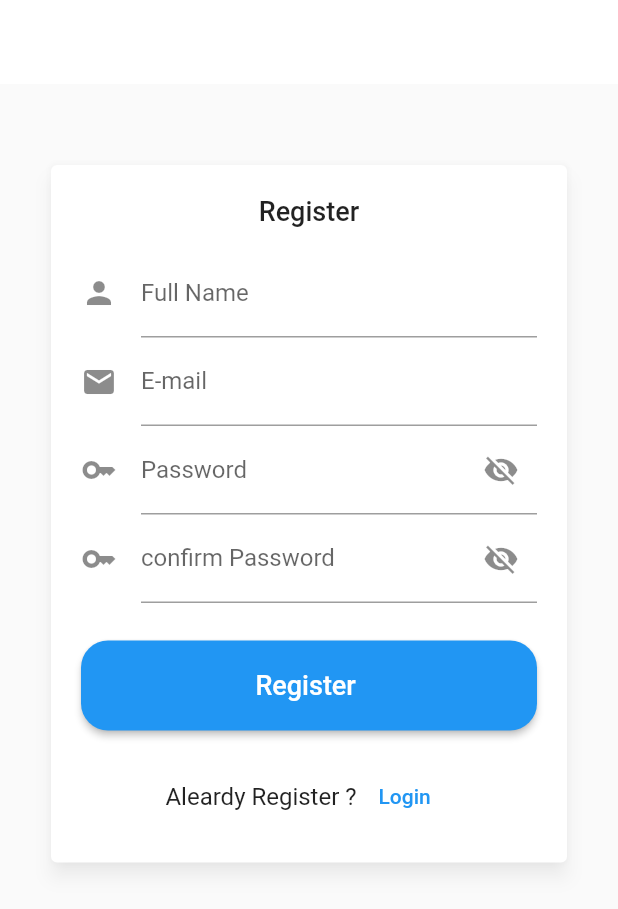
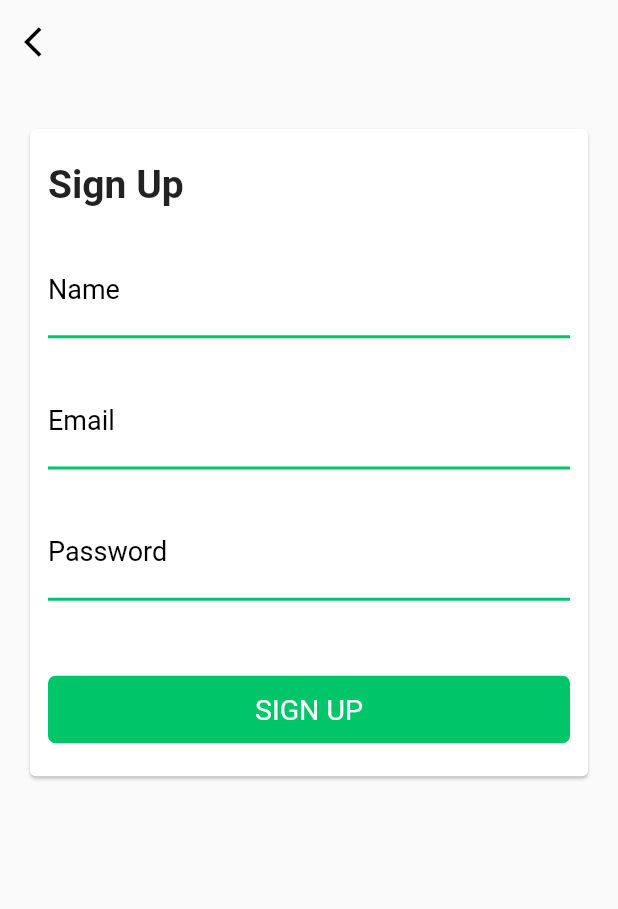
Before and after one commit to AhmedKhalidOkab/flutter_task1_course_group1, a Flutter app: the screen it shows after launch, on a phone screen of 412 x 824 dp. Shown: the top 909 px of the screen. Run offline on Flutter 3.47's test engine with Material 2 defaults, Android fonts, the phone set to English and light mode, and no system bars.

Commit message:
designing Sign Up screen

```diff
--- a/lib/home_screen.dart
+++ b/lib/home_screen.dart
@@ -1,93 +1,100 @@
+import 'package:f_project/main.dart';
 import 'package:flutter/material.dart';
 
-class Homescreen extends StatelessWidget {
+class HomeScreen extends StatelessWidget {
+
+  GlobalKey<FormState> formKey = GlobalKey();
+  var nameController = TextEditingController();
+  var emailController = TextEditingController();
+  var passwordController = TextEditingController();
+
   @override
   Widget build(BuildContext context) {
     return Scaffold(
         appBar: AppBar(
-        backgroundColor: Colors.white,
+          leading: const Icon(
+            Icons.arrow_back_ios,
+            color: Colors.black,
+          ),
+          backgroundColor: Colors.transparent,
           elevation: 0,
         ),
         body: SingleChildScrollView(
-        child: Container(
-          width: double.infinity,
-          padding: EdgeInsets.only(top: 50, left: 30, right: 30),
+            child: Form(
+              key: formKey,
+              child: Padding(
+                padding: const EdgeInsets.symmetric(vertical: 26, horizontal: 16),
                 child: Card(
-              shadowColor: Colors.white54,
-              elevation: 5,
-              child: Container(
-                padding: EdgeInsets.all(20),
+                  child: Padding(
+                    padding: const EdgeInsets.all(12.0),
                     child: Column(
+                      crossAxisAlignment: CrossAxisAlignment.start,
                       children: [
+                        const SizedBox(
+                          height: 10,
+                        ),
                         const Text(
-                      'Register',
+                          'Sign Up',
                           style:
-                          TextStyle(fontSize: 18, fontWeight: FontWeight.w500),
-                    ),
-                    const SizedBox(
-                      height: 15,
-                    ),
-                    TextFormField(
-                      decoration: const InputDecoration(
-                        icon: Icon(Icons.person),
-                        label: Text('Full Name'),
-                      ),
-                    ),
-                    TextFormField(
-                      decoration: const InputDecoration(
-                        icon: Icon(Icons.email),
-                        label: Text('E-mail'),
-                      ),
-                    ),
-                    TextFormField(
-                      decoration: const InputDecoration(
-                          suffixIcon: Icon(Icons.visibility_off),
-                          icon: Icon(Icons.key_sharp),
-                          label: Text('Password')),
-                    ),
-                    TextFormField(
-                      decoration: const InputDecoration(
-                        suffixIcon: Icon(Icons.visibility_off),
-                        icon: Icon(Icons.key_sharp),
-                        label: Text('confirm Password'),
-                      ),
+                          TextStyle(fontSize: 26, fontWeight: FontWeight.bold),
                         ),
                         const SizedBox(
                           height: 25,
                         ),
-                    Container(
+                        buildTextFormField('Name', nameController),
+                        const SizedBox(
+                          height: 25,
+                        ),
+                        buildTextFormField('Email', emailController),
+                        const SizedBox(
+                          height: 25,
+                        ),
+                        buildTextFormField('Password', passwordController, isObscureText: true),
+                        const SizedBox(
+                          height: 50,
+                        ),
+                        GestureDetector(
+                          onTap: () {
+                            formKey.currentState!.validate();
+                          },
+                          child: Container(
                             width: double.infinity,
-                      height: 60,
-                      child: ElevatedButton(
-                          style: ButtonStyle(
-                              shape: MaterialStateProperty.all(
-                                  RoundedRectangleBorder(
-                                      borderRadius:
-                                          BorderRadius.circular(18.0)))),
-                          onPressed: () {},
-                          child: const Text(
-                            'Register ',
-                            style: TextStyle(
-                                fontSize: 18, fontWeight: FontWeight.w500),
+                            height: 45,
+                            decoration: BoxDecoration(
+                                color: primaryClr,
+                                borderRadius: BorderRadius.circular(5)),
+                            child: const Center(
+                                child: Text(
+                                  'SIGN UP',
+                                  style: TextStyle(color: Colors.white, fontSize: 19),
                                 )),
                           ),
+                        ),
                         const SizedBox(
-                      height: 20,
-                    ),
-                    Row(
-                      mainAxisAlignment: MainAxisAlignment.center,
-                      children: [
-                        const Text(
-                          'Aleardy Register ?',
-                          style: TextStyle(
-                              fontSize: 16, fontWeight: FontWeight.w400),
-                        ),
-                        TextButton(onPressed: () {}, child: Text('Login'))
-                      ],
+                          height: 10,
                         ),
                       ],
                     ),
-              )),
+                  ),
+                ),
+              ),
+            )));
+  }
+
+  TextFormField buildTextFormField(txt, controller, {bool? isObscureText}) {
+    return TextFormField(
+      controller: controller,
+      obscureText: isObscureText ?? false,
+      style: const TextStyle(fontSize: 18, fontWeight: FontWeight.w400),
+      validator: (value) {
+        if (value!.isEmpty) {
+          return 'it can\'t be null';
+        }
+      },
+      decoration: InputDecoration(
+        label: Text(
+          '$txt',
+          style: const TextStyle(color: Colors.black),
         ),
       ),
     );
--- a/lib/main.dart
+++ b/lib/main.dart
@@ -1,128 +1,35 @@
 import 'package:f_project/home_screen.dart';
 import 'package:flutter/material.dart';
+import 'package:flutter/services.dart';
 
-//lib\home_screen.dart
+Color primaryClr = const Color(0xFF00c569);
+
 void main() {
-  runApp(App1());
+  runApp( App1());
 }
 
 class App1 extends StatelessWidget {
+
   @override
   Widget build(BuildContext context) {
     return MaterialApp(
-      theme: ThemeData(),
+      theme: ThemeData(
+          primaryColor: primaryClr,
+          inputDecorationTheme: InputDecorationTheme(
+            enabledBorder: UnderlineInputBorder(
+              borderSide: BorderSide(width: 2, color: primaryClr),
+            ),
+            focusedBorder: UnderlineInputBorder(
+              borderSide: BorderSide(width: 2, color: primaryClr),
+            ),
+          ),
+          appBarTheme: const AppBarTheme(
+              systemOverlayStyle: SystemUiOverlayStyle(
+                  statusBarIconBrightness: Brightness.dark,
+                  statusBarColor: Colors.transparent))),
       debugShowCheckedModeBanner: false,
       title: 'Register App',
-      home: Homescreen(),
+      home: HomeScreen(),
     );
   }
 }
-// void main() {
-//   runApp(myapp1());
-// }
-
-// //widgetstress
-// //title
-// //text()
-// class myapp1 extends StatelessWidget {
-//   @override
-//   Widget build(BuildContext context) {
-//     return const MaterialApp(
-//       title: 'Hello World!',
-//       home: HomeScreen(),
-//     );
-//   }
-// }
-// // }
-
-// //const
-// class Homescreen extends StatelessWidget {
-//   @override
-//   Widget build(BuildContext context) {
-//     return Scaffold(
-//         appBar: AppBar(
-//             centerTitle: true,
-//             title: const Text(
-//               'App Bar',
-//               style: TextStyle(color: Colors.white),
-//             ),
-//             backgroundColor: Colors.red,
-//             elevation: 0,
-//             actions: const [
-//               Icon(
-//                 Icons.search,
-//                 color: Colors.white,
-//               ),
-//             ],
-//             leading: const Icon(Icons.menu)),
-//         body: Center(
-//           child: Container(
-//             decoration: const BoxDecoration(
-//               // color: Colors.cyan,
-//               borderRadius: BorderRadius.all(Radius.circular(50)),
-//             ),
-//             margin: const EdgeInsets.all(10),
-//             padding: const EdgeInsets.only(left: 50),
-//             height: 250,
-//             width: double.infinity,
-//             child: Row(
-//               children: [
-//                 Container(
-//                     decoration: const BoxDecoration(
-//                       color: Colors.amber,
-//                       borderRadius:
-//                           BorderRadius.only(bottomLeft: Radius.circular(15)),
-//                     ),
-//                     margin: const EdgeInsets.all(10),
-//                     padding: const EdgeInsets.only(left: 50),
-//                     child: const Text(
-//                       'Hello world!',
-//                       style: TextStyle(color: Colors.red),
-//                     )),
-//                 Container(
-//                     width: 150,
-//                     height: 100,
-//                     decoration: const BoxDecoration(
-//                       // color: Colors.red,
-//                       borderRadius: BorderRadius.only(
-//                           topLeft: Radius.circular(15),
-//                           bottomLeft: Radius.circular(15)),
-//                     ),
-//                     margin: const EdgeInsets.all(10),
-//                     padding: const EdgeInsets.only(left: 50),
-//                     child: const Text(
-//                       'Hello world! ali ',
-//                       style: TextStyle(
-//                         color: Colors.red,
-//                         // backgroundColor: Colors.black,
-//                         fontSize: 18,
-//                         fontWeight: FontWeight.bold,
-
-//                         shadows: [
-//                           Shadow(color: Colors.black, offset: Offset(5, 5)),
-//                         ],
-//                       ),
-//                     )),
-//               ],
-//             ),
-//           ),
-//         ));
-//   }
-// }
-// // void main() {
-// //   runApp(const MyApp());
-// // }
-
-// // class MyApp extends StatelessWidget {
-// //   const MyApp({Key? key}) : super(key: key);
-// //   // This widget is the root of your application.
-// //   @override
-// //   Widget build(BuildContext context) {
-// //     return MaterialApp(
-// //         title: 'Flutter Demo',
-// //         theme: ThemeData(
-// //           primarySwatch: Colors.blue,
-// //         ),
-// //         home: Center(child: Text('Hello Ahmed')));
-// //   }
-// // }
```
Also changed, not shown: pubspec.lock. Lines whose indentation alone changed are shown as unchanged.
